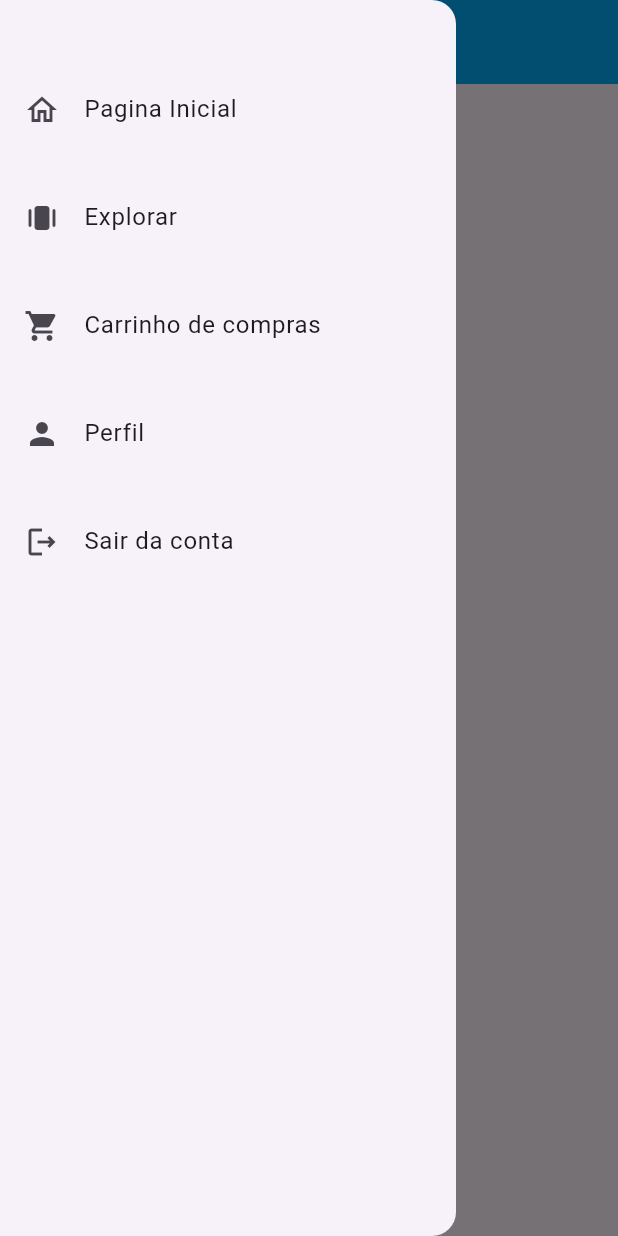
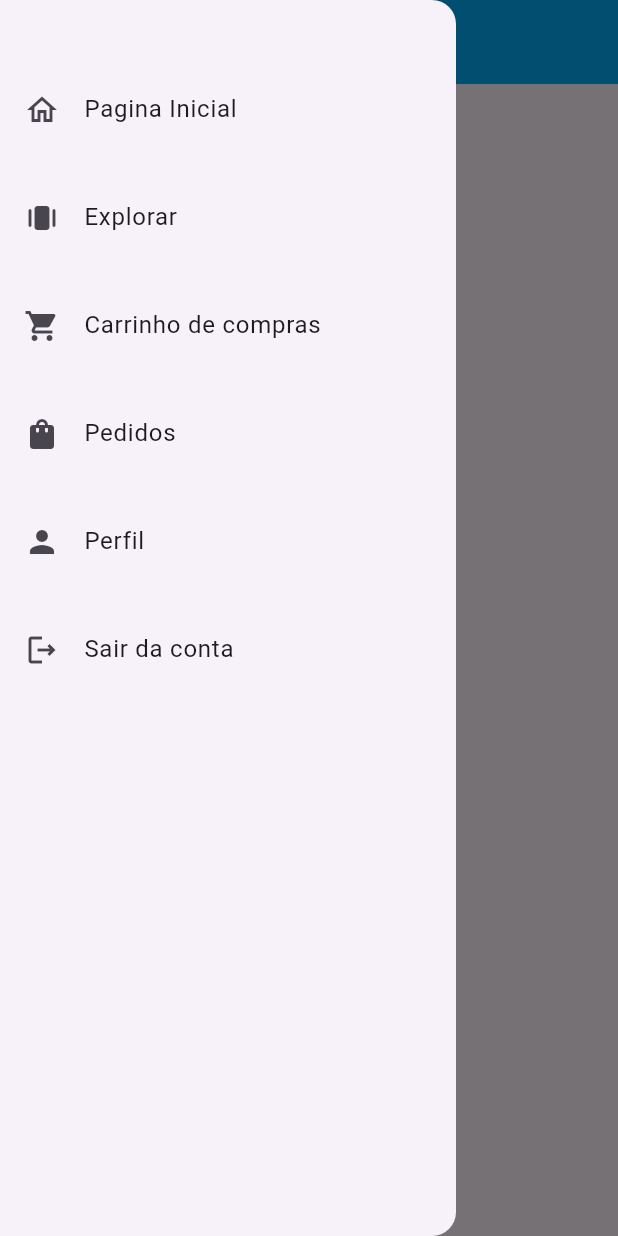
Before and after one commit to Frasato/Ecommerce_Mobile, a Flutter app: the screen it shows after launch, with the side drawer open, on a phone screen of 412 x 824 dp. Run offline on Flutter 3.47's test engine with Material 3 defaults, Android fonts, the phone set to English and light mode, and no system bars; our stand-ins replace shared_preferences.

Commit message:
:sparkles: feat: Add new link

```diff
--- a/lib/widgets/custom_drawer_navigation.dart
+++ b/lib/widgets/custom_drawer_navigation.dart
@@ -56,6 +56,11 @@ class CustomDrawerNavigation extends StatelessWidget{
           onTap: () => {},
         ),
         ListTile(
+          leading: const Icon(Icons.shopping_bag),
+          title: const Text('Pedidos'),
+          onTap: () => {},
+        ),
+        ListTile(
           leading: const Icon(Icons.person),
           title: const Text('Perfil'),
           onTap: () => {},
```
